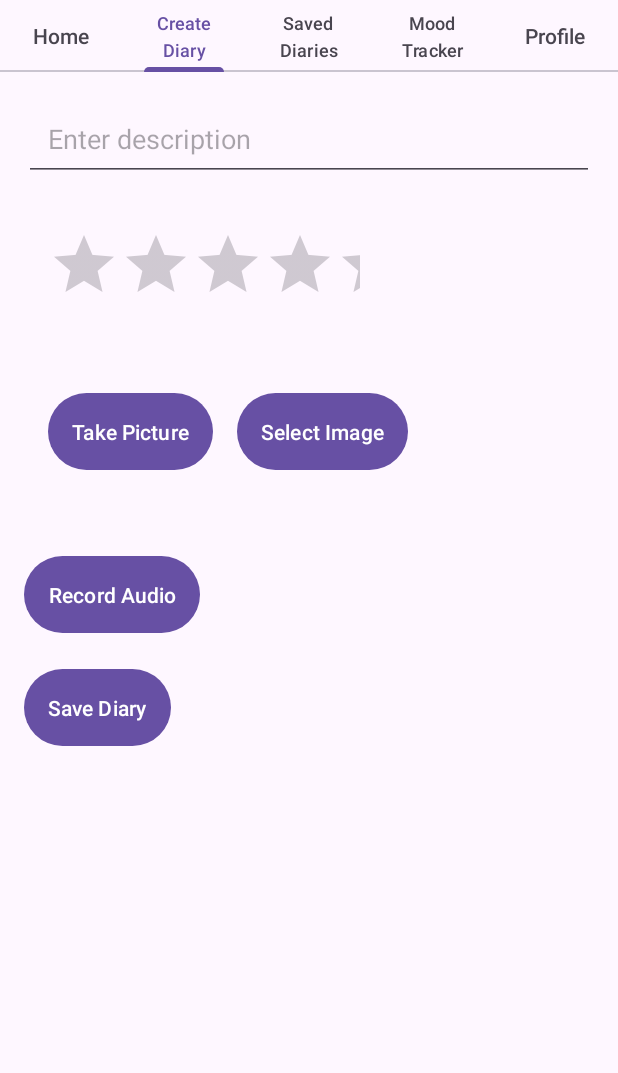
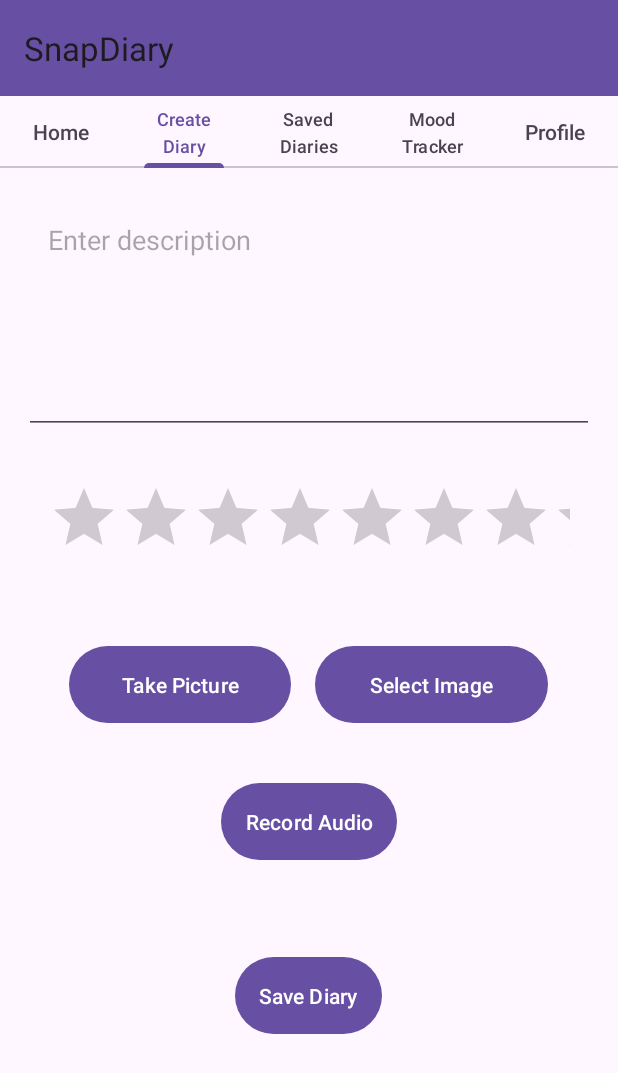
Before and after one commit to tommyp1007/SnapDiaryv3, an Android app: the HomeFragment screen opened directly, with no data from a screen before it, tab 2 chosen, on a phone screen of 412 x 824 dp. Shown: the top 1073 px of the screen. Run offline under Robolectric (Android 15) with nearby library versions, the phone set to English and light mode, and no system bars; our stand-ins replace Firebase (no records; nobody signed in at launch, a user with empty details on screens opened directly).

Commit message:
ui changes

```diff
--- a/app/src/main/java/com/example/snapdiaryv3/DiaryAdapter.java
+++ b/app/src/main/java/com/example/snapdiaryv3/DiaryAdapter.java
@@ -1,8 +1,6 @@
 package com.example.snapdiaryv3;
 
 import android.content.Context;
-import android.media.MediaPlayer;
-import android.net.Uri;
 import android.view.LayoutInflater;
 import android.view.View;
 import android.view.ViewGroup;
@@ -16,7 +14,6 @@ import androidx.recyclerview.widget.RecyclerView;
 
 import com.bumptech.glide.Glide;
 
-import java.io.IOException;
 import java.text.SimpleDateFormat;
 import java.util.Date;
 import java.util.List;
@@ -25,11 +22,13 @@ import java.util.Locale;
 public class DiaryAdapter extends RecyclerView.Adapter<DiaryAdapter.DiaryViewHolder> {
 
     private Context context;
-    private List<DiaryEntry> diaryEntries;
-    private OnEntryClickListener onEntryClickListener;
+    private static List<DiaryEntry> diaryEntries;
+    private static OnEntryClickListener onEntryClickListener;
 
     public interface OnEntryClickListener {
         void onEntryDeleteClicked(int position);
+        void onEntryClicked(DiaryEntry entry);
+        void onEntryDetailsClicked(DiaryEntry entry);
     }
 
     public DiaryAdapter(Context context, List<DiaryEntry> diaryEntries) {
@@ -42,8 +41,9 @@ public class DiaryAdapter extends RecyclerView.Adapter<DiaryAdapter.DiaryViewHol
     }
 
     public List<DiaryEntry> getDiaryEntries() {
-        return diaryEntries; // Ensure this method is correctly implemented
+        return diaryEntries;
     }
+
     public void setDiaryEntries(List<DiaryEntry> diaryEntries) {
         this.diaryEntries = diaryEntries;
         notifyDataSetChanged();
@@ -72,7 +72,7 @@ public class DiaryAdapter extends RecyclerView.Adapter<DiaryAdapter.DiaryViewHol
         if (entry.getAudioUri() != null) {
             holder.buttonPlayAudio.setVisibility(View.VISIBLE);
             holder.buttonPlayAudio.setOnClickListener(v -> {
-                // Handle audio playback
+                // Handle audio playback if needed
             });
         } else {
             holder.buttonPlayAudio.setVisibility(View.GONE);
@@ -84,6 +84,18 @@ public class DiaryAdapter extends RecyclerView.Adapter<DiaryAdapter.DiaryViewHol
             }
         });
 
+        holder.itemView.setOnClickListener(v -> {
+            if (onEntryClickListener != null) {
+                onEntryClickListener.onEntryClicked(entry);
+            }
+        });
+
+        holder.buttonDetails.setOnClickListener(v -> {
+            if (onEntryClickListener != null) {
+                onEntryClickListener.onEntryDetailsClicked(entry);
+            }
+        });
+
         SimpleDateFormat sdf = new SimpleDateFormat("dd/MM/yyyy HH:mm", Locale.getDefault());
         String dateString = sdf.format(new Date(entry.getTimestamp()));
         holder.textViewTimestamp.setText(dateString);
@@ -91,7 +103,7 @@ public class DiaryAdapter extends RecyclerView.Adapter<DiaryAdapter.DiaryViewHol
 
     @Override
     public int getItemCount() {
-        return diaryEntries != null ? diaryEntries.size() : 0;
+        return diaryEntries.size();
     }
 
     public static class DiaryViewHolder extends RecyclerView.ViewHolder {
@@ -102,6 +114,7 @@ public class DiaryAdapter extends RecyclerView.Adapter<DiaryAdapter.DiaryViewHol
         Button buttonPlayAudio;
         Button buttonDelete;
         TextView textViewTimestamp;
+        Button buttonDetails;
 
         public DiaryViewHolder(@NonNull View itemView) {
             super(itemView);
@@ -111,6 +124,19 @@ public class DiaryAdapter extends RecyclerView.Adapter<DiaryAdapter.DiaryViewHol
             buttonPlayAudio = itemView.findViewById(R.id.buttonPlayAudio);
             buttonDelete = itemView.findViewById(R.id.buttonDelete);
             textViewTimestamp = itemView.findViewById(R.id.textViewTimestamp);
+            buttonDetails = itemView.findViewById(R.id.buttonDetails);
+
+            itemView.setOnClickListener(v -> {
+                if (onEntryClickListener != null) {
+                    onEntryClickListener.onEntryClicked(diaryEntries.get(getAdapterPosition()));
+                }
+            });
+
+            buttonDetails.setOnClickListener(v -> {
+                if (onEntryClickListener != null) {
+                    onEntryClickListener.onEntryDetailsClicked(diaryEntries.get(getAdapterPosition()));
+                }
+            });
         }
     }
 }
--- /dev/null
+++ b/app/src/main/res/drawable/ic_arrow_back.xml
@@ -0,0 +1,5 @@
+<vector android:height="24dp" android:tint="#000000"
+    android:viewportHeight="24" android:viewportWidth="24"
+    android:width="24dp" xmlns:android="http://schemas.android.com/apk/res/android">
+    <path android:fillColor="@android:color/white" android:pathData="M17.77,3.77l-1.77,-1.77l-10,10l10,10l1.77,-1.77l-8.23,-8.23z"/>
+</vector>
--- a/app/src/main/res/layout/activity_profile.xml
+++ b/app/src/main/res/layout/activity_profile.xml
@@ -1,23 +1,51 @@
-<androidx.constraintlayout.widget.ConstraintLayout xmlns:android="http://schemas.android.com/apk/res/android"
+<?xml version="1.0" encoding="utf-8"?>
+<androidx.drawerlayout.widget.DrawerLayout xmlns:android="http://schemas.android.com/apk/res/android"
     xmlns:app="http://schemas.android.com/apk/res-auto"
+    android:id="@+id/drawer_layout"
     android:layout_width="match_parent"
     android:layout_height="match_parent">
 
-    <com.google.android.material.tabs.TabLayout
-        android:id="@+id/tab_layout"
-        android:layout_width="0dp"
-        android:layout_height="wrap_content"
-        app:layout_constraintTop_toTopOf="parent"
-        app:layout_constraintEnd_toEndOf="parent"
-        app:layout_constraintStart_toStartOf="parent" />
+    <!-- NavigationView for the drawer -->
+    <com.google.android.material.navigation.NavigationView
+        android:id="@+id/nav_view"
+        android:layout_width="wrap_content"
+        android:layout_height="match_parent"
+        android:layout_gravity="start"
+        app:headerLayout="@layout/nav_header"
+        app:menu="@menu/drawer_menu" />
 
-    <androidx.viewpager2.widget.ViewPager2
-        android:id="@+id/view_pager"
-        android:layout_width="0dp"
-        android:layout_height="0dp"
-        app:layout_constraintTop_toBottomOf="@id/tab_layout"
-        app:layout_constraintBottom_toBottomOf="parent"
-        app:layout_constraintEnd_toEndOf="parent"
-        app:layout_constraintStart_toStartOf="parent" />
+    <!-- Main content view -->
+    <RelativeLayout
+        android:layout_width="match_parent"
+        android:layout_height="match_parent"
+        android:layout_marginStart="@dimen/nav_drawer_width">
 
-</androidx.constraintlayout.widget.ConstraintLayout>
+        <!-- Toolbar or Action Bar -->
+
+        <!-- ViewPager2 and TabLayout -->
+        <androidx.appcompat.widget.Toolbar
+            android:id="@+id/toolbar"
+            android:layout_width="match_parent"
+            android:layout_height="?attr/actionBarSize"
+            android:background="?attr/colorPrimary"
+            android:elevation="4dp"
+            app:title="SnapDiary" />
+
+        <androidx.viewpager2.widget.ViewPager2
+            android:id="@+id/view_pager"
+            android:layout_width="match_parent"
+            android:layout_height="616dp"
+            android:layout_below="@id/toolbar"
+            android:layout_marginTop="51dp" />
+
+        <com.google.android.material.tabs.TabLayout
+            android:id="@+id/tab_layout"
+            android:layout_width="match_parent"
+            android:layout_height="wrap_content"
+            android:layout_below="@id/toolbar"
+            app:tabGravity="fill"
+            app:tabMode="fixed" />
+
+    </RelativeLayout>
+
+</androidx.drawerlayout.widget.DrawerLayout>
--- a/app/src/main/res/layout/fragment_create_diary.xml
+++ b/app/src/main/res/layout/fragment_create_diary.xml
@@ -5,24 +5,24 @@
 
     <EditText
         android:id="@+id/editTextDescription"
-        android:layout_width="match_parent"
-        android:layout_height="wrap_content"
+        android:layout_width="381dp"
+        android:layout_height="158dp"
+        android:layout_alignParentTop="true"
+        android:gravity="start"
         android:hint="Enter description"
         android:inputType="textMultiLine"
-        android:gravity="start"
-        android:padding="16dp"
-        android:layout_alignParentTop="true" />
+        android:padding="16dp" />
 
     <RatingBar
         android:id="@+id/ratingBarMood"
-        android:layout_width="wrap_content"
+        android:layout_width="383dp"
         android:layout_height="wrap_content"
         android:layout_below="@id/editTextDescription"
         android:layout_marginTop="16dp"
+        android:numStars="5"
+        android:padding="16dp"
         android:rating="0"
-        android:numStars="5"
-        android:stepSize="1"
-        android:padding="16dp" />
+        android:stepSize="1" />
 
     <LinearLayout
         android:id="@+id/linearLayoutButtons"
@@ -31,30 +31,41 @@
         android:layout_below="@id/ratingBarMood"
         android:layout_marginTop="16dp"
         android:orientation="horizontal"
+        android:gravity="center_horizontal"
         android:padding="16dp">
 
         <Button
             android:id="@+id/buttonCamera"
-            android:layout_width="wrap_content"
+            android:layout_width="148dp"
             android:layout_height="wrap_content"
-            android:text="Take Picture"
-            android:padding="16dp" />
+            android:padding="16dp"
+            android:text="Take Picture" />
 
         <Button
             android:id="@+id/buttonSelectImage"
-            android:layout_width="wrap_content"
+            android:layout_width="155dp"
             android:layout_height="wrap_content"
             android:layout_marginStart="16dp"
-            android:text="Select Image"
-            android:padding="16dp" />
+            android:baselineAligned="false"
+            android:padding="16dp"
+            android:text="Select Image" />
     </LinearLayout>
+
+    <!-- Centered LinearLayout for Audio buttons -->
+    <LinearLayout
+        android:id="@+id/LinearLayoutAudio"
+        android:layout_width="match_parent"
+        android:layout_height="wrap_content"
+        android:layout_below="@id/linearLayoutButtons"
+        android:layout_centerVertical="true"
+        android:orientation="horizontal"
+        android:gravity="center_horizontal"
+        android:padding="16dp">
 
         <Button
             android:id="@+id/buttonRecordAudio"
             android:layout_width="wrap_content"
             android:layout_height="wrap_content"
-        android:layout_below="@id/linearLayoutButtons"
-        android:layout_marginTop="33dp"
             android:padding="16dp"
             android:text="Record Audio" />
 
@@ -62,29 +73,41 @@
             android:id="@+id/buttonStopAudio"
             android:layout_width="wrap_content"
             android:layout_height="wrap_content"
-        android:layout_below="@id/buttonRecordAudio"
-        android:layout_marginTop="16dp"
+            android:padding="16dp"
             android:text="Stop Recording"
-        android:padding="16dp"
             android:visibility="gone" />
 
         <Button
             android:id="@+id/buttonPlaybackAudio"
             android:layout_width="wrap_content"
             android:layout_height="wrap_content"
-        android:layout_below="@id/buttonStopAudio"
-        android:layout_marginTop="16dp"
+            android:padding="16dp"
             android:text="Playback Audio"
-        android:padding="16dp"
             android:visibility="gone" />
+    </LinearLayout>
+
+
+    <LinearLayout
+        android:id="@+id/LinearLayoutSave"
+        android:layout_width="386dp"
+        android:layout_height="wrap_content"
+        android:layout_below="@id/linearLayoutButtons"
+        android:layout_centerVertical="true"
+        android:layout_marginTop="100dp"
+        android:gravity="center_horizontal"
+        android:orientation="horizontal"
+        android:padding="16dp">
 
         <Button
             android:id="@+id/buttonSave"
             android:layout_width="wrap_content"
             android:layout_height="wrap_content"
-        android:layout_below="@id/buttonPlaybackAudio"
+            android:layout_below="@id/LinearLayoutAudio"
             android:layout_marginTop="16dp"
-        android:text="Save Diary"
-        android:padding="16dp" />
+            android:padding="16dp"
+            android:text="Save Diary" />
+
+
+    </LinearLayout>
 
 </RelativeLayout>
--- /dev/null
+++ b/app/src/main/res/menu/drawer_menu.xml
@@ -0,0 +1,24 @@
+<?xml version="1.0" encoding="utf-8"?>
+<menu xmlns:android="http://schemas.android.com/apk/res/android">
+
+    <item
+        android:id="@+id/nav_home"
+        android:title="Home" />
+
+    <item
+        android:id="@+id/nav_create_diary"
+        android:title="Create Diary" />
+
+    <item
+        android:id="@+id/nav_saved_diaries"
+        android:title="Saved Diaries" />
+
+    <item
+        android:id="@+id/nav_mood_tracker"
+        android:title="Mood Tracker" />
+
+    <item
+        android:id="@+id/nav_user_profile"
+        android:title="User Profile" />
+
+</menu>
--- /dev/null
+++ b/app/src/main/res/values/dimens.xml
@@ -0,0 +1,4 @@
+<?xml version="1.0" encoding="utf-8"?>
+<resources>
+    <dimen name="nav_drawer_width">0dp</dimen> <!-- Adjust this value as needed -->
+</resources>
```
Also changed, not shown: app/src/main/java/com/example/snapdiaryv3/DiaryEntryDetailsActivity.java (added, +112 -0 lines), app/src/main/java/com/example/snapdiaryv3/SavedDiariesFragment.java (+17 -0 lines), app/src/main/res/layout/activity_main.xml (+13 -0 lines), app/src/main/res/layout/fragment_diary_entry_details.xml (added, +98 -0 lines), app/src/main/res/layout/fragment_user_profile.xml (+25 -2 lines), app/src/main/res/layout/item_diary_entry.xml (+24 -9 lines), app/src/main/res/layout/nav_header.xml (added, +18 -0 lines), app/src/main/res/drawable/snapdiarylogo.png (added). Lines whose indentation alone changed are shown as unchanged.
